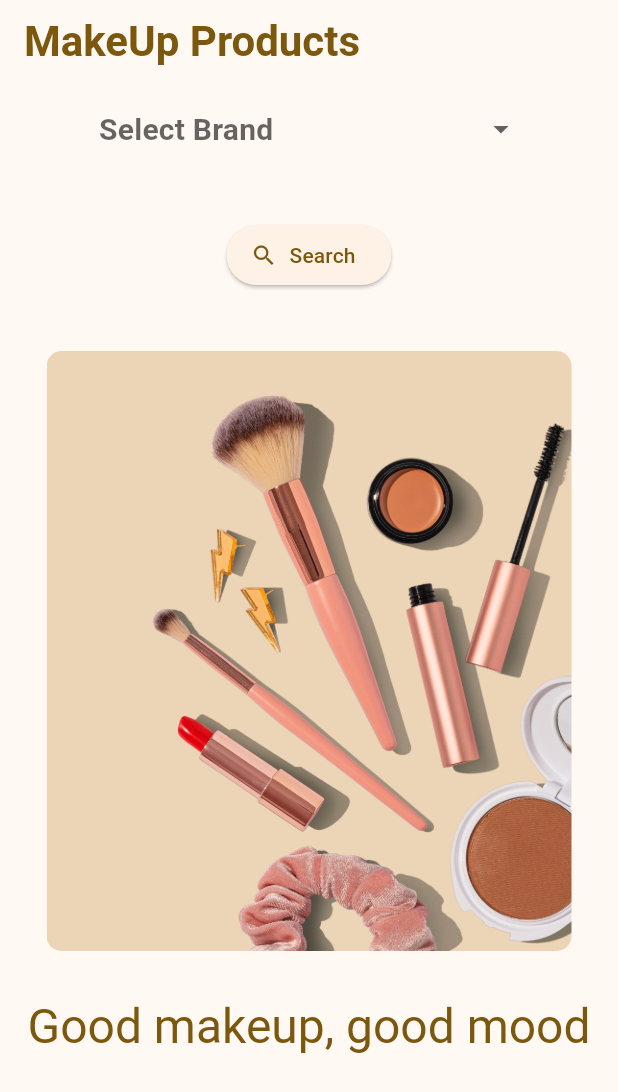
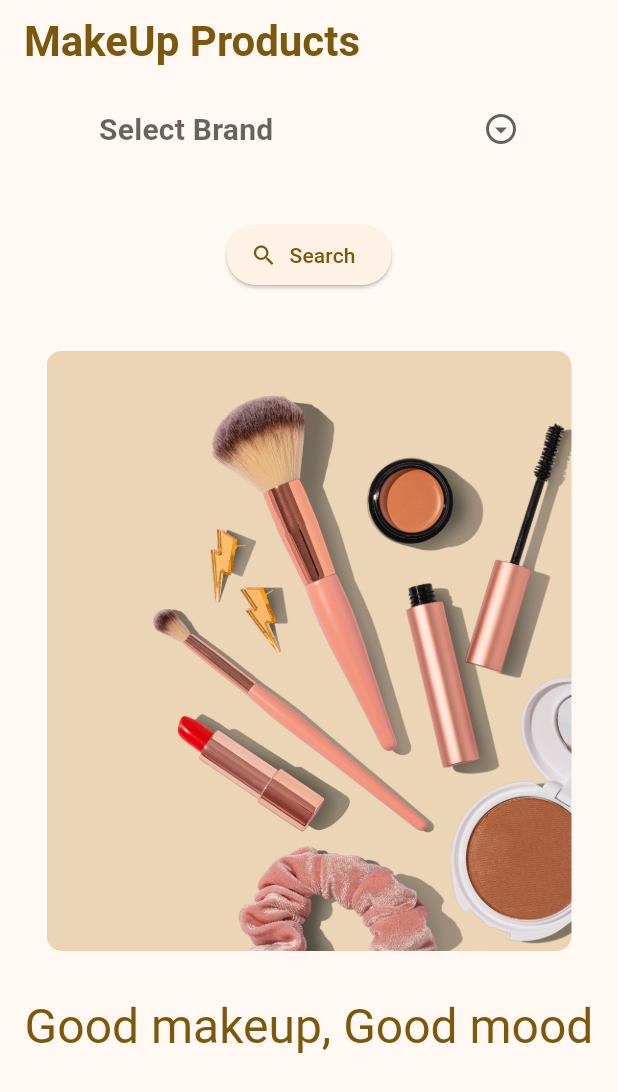
Before and after one commit to hemanthpawan345/Flutter_MakeupApi, a Flutter app: the screen it shows after launch, on a phone screen of 412 x 824 dp. Shown: the top 1092 px of the screen. Run offline on Flutter 3.47's test engine with Material 3 defaults, Android fonts, the phone set to English and light mode, and no system bars; drawn by our look-alikes of dropdown_button2; our stand-ins replace get, google_fonts; missing offline and left inert: flutter_ellipsis_text.

Commit message:
2nd commit

```diff
--- a/lib/models/brands.dart
+++ b/lib/models/brands.dart
@@ -1,27 +1,27 @@
 const brands = [
   'colourpop',
-  'boosh',
-  'deciem',
-  'zorah biocosmetiques',
-  'w3llpeople',
-  'sally b\'s skin yummies',
-  'rejuva minerals',
-  'penny lane organics',
-  'nudus',
-  'marienatie',
-  'maia\'s mineral galaxy',
-  'lotus cosmetics usa',
-  'green people',
-  'coastal classic creation',
-  'c\'est moi',
-  'alva',
-  'glossier',
+  // 'boosh',
+  // 'deciem',
+  // 'zorah biocosmetiques',
+  // 'w3llpeople',
+  // 'sally b\'s skin yummies',
+  // 'rejuva minerals',
+  // 'penny lane organics',
+  // 'nudus',
+  // 'marienatie',
+  // 'maia\'s mineral galaxy',
+  // 'lotus cosmetics usa',
+  // 'green people',
+  // 'coastal classic creation',
+  // 'c\'est moi',
+  // 'alva',
+  // 'glossier',
   'nyx',
-  'fenty',
+  // 'fenty',
   'clinique',
-  'dior',
-  'iman',
-  'benefit',
+  // 'dior',
+  // 'iman',
+  // 'benefit',
   'smashbox',
   'marcelle',
   'stila',
@@ -45,8 +45,8 @@ const brands = [
   'mistura',
   'zorah',
   'suncoat',
-  ' moov',
-  ' misa',
+  'moov',
+  'misa',
   'salon perfect',
   'orly',
   'china glaze',
--- a/lib/models/product.dart
+++ b/lib/models/product.dart
@@ -1,7 +1,3 @@
-// To parse this JSON data, do
-//
-//     final product = productFromJson(jsonString);
-
 import 'dart:convert';
 
 Product productFromJson(String str) => Product.fromJson(json.decode(str));
--- a/lib/screens/home/widgets/brand_view.dart
+++ b/lib/screens/home/widgets/brand_view.dart
@@ -21,6 +21,12 @@ class _BrandViewState extends State<BrandView> {
         children: [
           DropdownButtonHideUnderline(
             child: DropdownButton2<String>(
+              // barrierColor: Theme.of(context).colorScheme.onBackground,
+              iconStyleData: const IconStyleData(
+                icon: Icon(
+                  Icons.arrow_drop_down_circle_outlined,
+                ),
+              ),
               isExpanded: true,
               hint: Text(
                 'Select Brand',
@@ -134,7 +140,7 @@ class _BrandViewState extends State<BrandView> {
           ),
           Center(
             child: Text(
-              'Good makeup, good mood',
+              'Good makeup, Good mood',
               style: Theme.of(context).textTheme.headlineLarge!.copyWith(
                     color: Theme.of(context).colorScheme.primary,
                   ),
--- a/lib/screens/product/Widgets/product_view.dart
+++ b/lib/screens/product/Widgets/product_view.dart
@@ -78,6 +78,7 @@ class ProductView extends StatelessWidget {
               const SizedBox(
                 height: 15,
               ),
+              if (product.description != null)
                 EllipsisText(
                   maxLines: 2,
                   ellipsis: '...',
@@ -87,6 +88,14 @@ class ProductView extends StatelessWidget {
                         color: Theme.of(context).colorScheme.onPrimaryContainer,
                       ),
                   textDirection: TextDirection.ltr,
+                )
+              else
+                Text(
+                  'Nothing to show',
+                  style: Theme.of(context).textTheme.bodySmall!.copyWith(
+                        fontSize: 15,
+                        color: Theme.of(context).colorScheme.onPrimaryContainer,
+                      ),
                 ),
               const SizedBox(
                 height: 15,
```
Also changed, not shown: 1 other file. Lines whose indentation alone changed are shown as unchanged.
